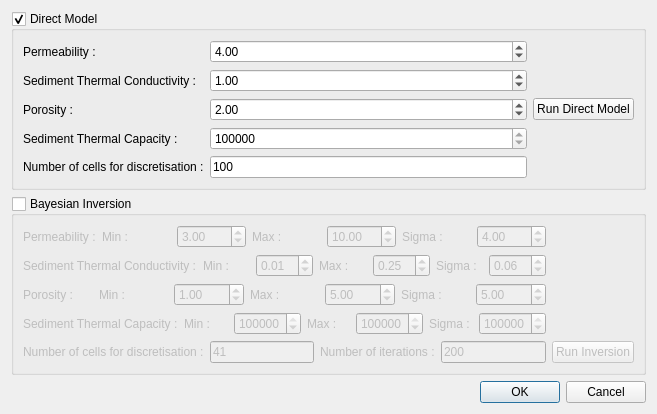
Before: the Qt Designer form molonari_data/molonaviz/computedialog.ui in leamailhol/MOLO-projet-interface, drawn with Qt 5.
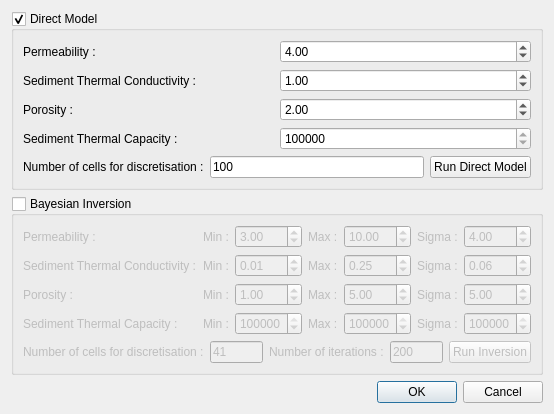
After: the same form once the commit is applied.

Patch:
```diff
--- a/molonari_data/molonaviz/computedialog.ui
+++ b/molonari_data/molonaviz/computedialog.ui
@@ -6,8 +6,8 @@
    <rect>
     <x>0</x>
     <y>0</y>
-    <width>657</width>
-    <height>380</height>
+    <width>531</width>
+    <height>385</height>
    </rect>
   </property>
   <property name="windowTitle">
@@ -22,6 +22,8 @@
      <property name="checkable">
       <bool>true</bool>
      </property>
+     <layout class="QHBoxLayout" name="horizontalLayout_4">
+      <item>
      <layout class="QGridLayout" name="gridLayout_2">
       <item row="0" column="0">
        <layout class="QGridLayout" name="gridLayout">
@@ -32,6 +34,20 @@
           </property>
          </widget>
         </item>
+          <item row="0" column="1">
+           <widget class="QDoubleSpinBox" name="doubleSpinBox_Permeability">
+            <property name="value">
+             <double>4.000000000000000</double>
+            </property>
+           </widget>
+          </item>
+          <item row="1" column="0">
+           <widget class="QLabel" name="label_3">
+            <property name="text">
+             <string>Sediment Thermal Conductivity :</string>
+            </property>
+           </widget>
+          </item>
         <item row="1" column="1">
          <widget class="QDoubleSpinBox" name="doubleSpinBox_Lambdas">
           <property name="value">
@@ -39,6 +55,23 @@
           </property>
          </widget>
         </item>
+          <item row="2" column="0">
+           <widget class="QLabel" name="label_4">
+            <property name="text">
+             <string>Porosity :</string>
+            </property>
+           </widget>
+          </item>
+          <item row="2" column="1">
+           <widget class="QDoubleSpinBox" name="doubleSpinBox_Porosity">
+            <property name="decimals">
+             <number>2</number>
+            </property>
+            <property name="value">
+             <double>2.000000000000000</double>
+            </property>
+           </widget>
+          </item>
         <item row="3" column="0">
          <widget class="QLabel" name="label_5">
           <property name="text">
@@ -46,13 +79,6 @@
           </property>
          </widget>
         </item>
-        <item row="0" column="1">
-         <widget class="QDoubleSpinBox" name="doubleSpinBox_Permeability">
-          <property name="value">
-           <double>4.000000000000000</double>
-          </property>
-         </widget>
-        </item>
         <item row="3" column="1">
          <widget class="QDoubleSpinBox" name="doubleSpinBox_ThermalCapacity">
           <property name="decimals">
@@ -69,47 +95,25 @@
           </property>
          </widget>
         </item>
-        <item row="2" column="1">
-         <widget class="QDoubleSpinBox" name="doubleSpinBox_Porosity">
-          <property name="decimals">
-           <number>2</number>
-          </property>
-          <property name="value">
-           <double>2.000000000000000</double>
-          </property>
-         </widget>
+         </layout>
         </item>
-        <item row="2" column="0">
-         <widget class="QLabel" name="label_4">
-          <property name="text">
-           <string>Porosity :</string>
-          </property>
-         </widget>
-        </item>
-        <item row="4" column="0">
+        <item row="1" column="0">
+         <layout class="QHBoxLayout" name="horizontalLayout_3">
+          <item>
          <widget class="QLabel" name="label_10">
           <property name="text">
            <string>Number of cells for discretisation :</string>
           </property>
          </widget>
         </item>
-        <item row="1" column="0">
-         <widget class="QLabel" name="label_3">
-          <property name="text">
-           <string>Sediment Thermal Conductivity :</string>
-          </property>
-         </widget>
-        </item>
-        <item row="4" column="1">
+          <item>
          <widget class="QLineEdit" name="lineEdit_CellsNumber">
           <property name="text">
            <string>100</string>
           </property>
          </widget>
         </item>
-       </layout>
-      </item>
-      <item row="0" column="2">
+          <item>
        <widget class="QPushButton" name="pushButton_RunModel">
         <property name="text">
          <string>Run Direct Model</string>
@@ -117,6 +121,10 @@
        </widget>
       </item>
      </layout>
+        </item>
+       </layout>
+      </item>
+     </layout>
     </widget>
    </item>
    <item>
@@ -130,24 +138,26 @@
      <property name="checked">
       <bool>false</bool>
      </property>
+     <layout class="QHBoxLayout" name="horizontalLayout_2">
+      <item>
+       <layout class="QGridLayout" name="gridLayout_4">
+        <item row="0" column="0">
      <layout class="QGridLayout" name="gridLayout_3">
       <item row="0" column="0">
-       <layout class="QHBoxLayout" name="horizontalLayout_5">
-        <item>
          <widget class="QLabel" name="label_11">
           <property name="text">
            <string>Permeability :</string>
           </property>
          </widget>
         </item>
-        <item>
+          <item row="0" column="1">
          <widget class="QLabel" name="label_16">
           <property name="text">
            <string>Min :</string>
           </property>
          </widget>
         </item>
-        <item>
+          <item row="0" column="2">
          <widget class="QDoubleSpinBox" name="doubleSpinBox_PermeabilityMin">
           <property name="accessibleName">
            <string>doubleSpinBox_PermeabilityMax</string>
@@ -157,14 +167,14 @@
           </property>
          </widget>
         </item>
-        <item>
+          <item row="0" column="3">
          <widget class="QLabel" name="label_30">
           <property name="text">
            <string>Max :</string>
           </property>
          </widget>
         </item>
-        <item>
+          <item row="0" column="4">
          <widget class="QDoubleSpinBox" name="doubleSpinBox_PermeabilityMax">
           <property name="accessibleName">
            <string>doubleSpinBox_PermeabilityMax</string>
@@ -174,39 +184,35 @@
           </property>
          </widget>
         </item>
-        <item>
+          <item row="0" column="5">
          <widget class="QLabel" name="label_34">
           <property name="text">
            <string>Sigma :</string>
           </property>
          </widget>
         </item>
-        <item>
+          <item row="0" column="6">
          <widget class="QDoubleSpinBox" name="doubleSpinBox_PermeabilitySigma">
           <property name="value">
            <double>4.000000000000000</double>
           </property>
          </widget>
         </item>
-       </layout>
-      </item>
       <item row="1" column="0">
-       <layout class="QHBoxLayout" name="horizontalLayout_4">
-        <item>
          <widget class="QLabel" name="label_12">
           <property name="text">
            <string>Sediment Thermal Conductivity :</string>
           </property>
          </widget>
         </item>
-        <item>
+          <item row="1" column="1">
          <widget class="QLabel" name="label_17">
           <property name="text">
            <string>Min :</string>
           </property>
          </widget>
         </item>
-        <item>
+          <item row="1" column="2">
          <widget class="QDoubleSpinBox" name="doubleSpinBox_LambdasMin">
           <property name="singleStep">
            <double>0.010000000000000</double>
@@ -216,14 +222,14 @@
           </property>
          </widget>
         </item>
-        <item>
+          <item row="1" column="3">
          <widget class="QLabel" name="label_31">
           <property name="text">
            <string>Max :</string>
           </property>
          </widget>
         </item>
-        <item>
+          <item row="1" column="4">
          <widget class="QDoubleSpinBox" name="doubleSpinBox_LambdasMax">
           <property name="singleStep">
            <double>0.010000000000000</double>
@@ -233,14 +239,14 @@
           </property>
          </widget>
         </item>
-        <item>
+          <item row="1" column="5">
          <widget class="QLabel" name="label_35">
           <property name="text">
            <string>Sigma :</string>
           </property>
          </widget>
         </item>
-        <item>
+          <item row="1" column="6">
          <widget class="QDoubleSpinBox" name="doubleSpinBox_LambdasSigma">
           <property name="singleStep">
            <double>0.010000000000000</double>
@@ -250,78 +256,70 @@
           </property>
          </widget>
         </item>
-       </layout>
-      </item>
       <item row="2" column="0">
-       <layout class="QHBoxLayout" name="horizontalLayout">
-        <item>
          <widget class="QLabel" name="label_13">
           <property name="text">
            <string>Porosity :</string>
           </property>
          </widget>
         </item>
-        <item>
+          <item row="2" column="1">
          <widget class="QLabel" name="label_18">
           <property name="text">
            <string>Min :</string>
           </property>
          </widget>
         </item>
-        <item>
+          <item row="2" column="2">
          <widget class="QDoubleSpinBox" name="doubleSpinBox_PorosityMin">
           <property name="value">
            <double>1.000000000000000</double>
           </property>
          </widget>
         </item>
-        <item>
+          <item row="2" column="3">
          <widget class="QLabel" name="label_29">
           <property name="text">
            <string>Max :</string>
           </property>
          </widget>
         </item>
-        <item>
+          <item row="2" column="4">
          <widget class="QDoubleSpinBox" name="doubleSpinBox_PorosityMax">
           <property name="value">
            <double>5.000000000000000</double>
           </property>
          </widget>
         </item>
-        <item>
+          <item row="2" column="5">
          <widget class="QLabel" name="label_36">
           <property name="text">
            <string>Sigma :</string>
           </property>
          </widget>
         </item>
-        <item>
+          <item row="2" column="6">
          <widget class="QDoubleSpinBox" name="doubleSpinBox_PorositySigma">
           <property name="value">
            <double>5.000000000000000</double>
           </property>
          </widget>
         </item>
-       </layout>
-      </item>
       <item row="3" column="0">
-       <layout class="QHBoxLayout" name="horizontalLayout_2">
-        <item>
          <widget class="QLabel" name="label_14">
           <property name="text">
            <string>Sediment Thermal Capacity :</string>
           </property>
          </widget>
         </item>
-        <item>
+          <item row="3" column="1">
          <widget class="QLabel" name="label_19">
           <property name="text">
            <string>Min :</string>
           </property>
          </widget>
         </item>
-        <item>
+          <item row="3" column="2">
          <widget class="QDoubleSpinBox" name="doubleSpinBox_ThermalCapacityMin">
           <property name="decimals">
            <number>0</number>
@@ -334,14 +332,14 @@
           </property>
          </widget>
         </item>
-        <item>
+          <item row="3" column="3">
          <widget class="QLabel" name="label_32">
           <property name="text">
            <string>Max :</string>
           </property>
          </widget>
         </item>
-        <item>
+          <item row="3" column="4">
          <widget class="QDoubleSpinBox" name="doubleSpinBox_ThermalCapacityMax">
           <property name="decimals">
            <number>0</number>
@@ -354,14 +352,14 @@
           </property>
          </widget>
         </item>
-        <item>
+          <item row="3" column="5">
          <widget class="QLabel" name="label_37">
           <property name="text">
            <string>Sigma :</string>
           </property>
          </widget>
         </item>
-        <item>
+          <item row="3" column="6">
          <widget class="QDoubleSpinBox" name="doubleSpinBox_ThermalCapacitySigma">
           <property name="decimals">
            <number>0</number>
@@ -376,8 +374,8 @@
         </item>
        </layout>
       </item>
-      <item row="4" column="0">
-       <layout class="QHBoxLayout" name="horizontalLayout_3">
+        <item row="1" column="0">
+         <layout class="QHBoxLayout" name="horizontalLayout">
         <item>
          <widget class="QLabel" name="label_15">
           <property name="text">
@@ -406,14 +404,16 @@
           </property>
          </widget>
         </item>
-       </layout>
-      </item>
-      <item row="4" column="1">
+          <item>
        <widget class="QPushButton" name="pushButton_Inversion">
         <property name="text">
          <string>Run Inversion</string>
         </property>
        </widget>
+          </item>
+         </layout>
+        </item>
+       </layout>
       </item>
      </layout>
     </widget>
```
Lines whose indentation alone changed are shown as unchanged.
